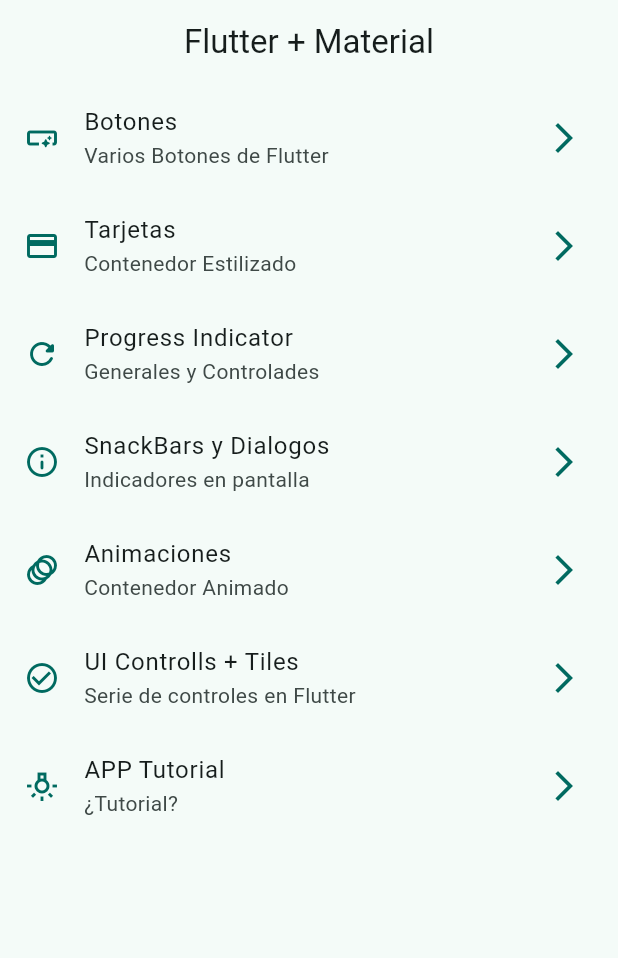
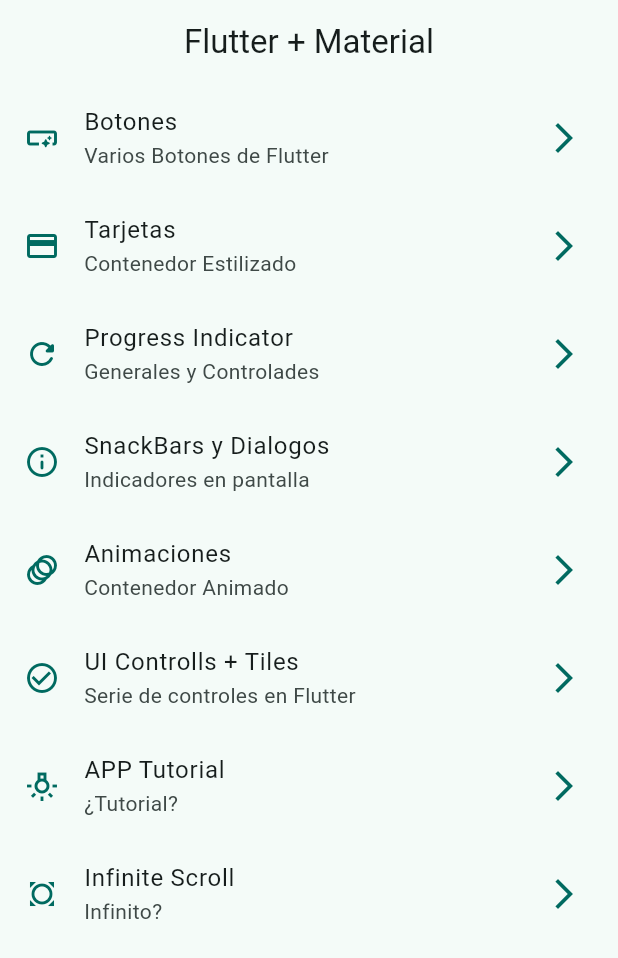
Before and after one commit to TheLogan21/Widgets-App, a Flutter app: the screen it shows after launch, on a phone screen of 412 x 824 dp. Shown: the top 958 px of the screen. Run offline on Flutter 3.47's test engine with Material 3 defaults, Android fonts, the phone set to English and light mode, and no system bars; our stand-ins replace animate_do, go_router.

Commit message:
infinite scroll settings beggin

```diff
--- a/lib/config/menu/menu_items.dart
+++ b/lib/config/menu/menu_items.dart
@@ -49,4 +49,9 @@ const List<MenuItems> appMenuItems = [
       link: "/app_tutorial",
       title: "APP Tutorial",
       subtitle: "¿Tutorial?"),
+  MenuItems(
+      icono: Icons.all_out_sharp,
+      link: "/infinite_scroll",
+      title: "Infinite Scroll",
+      subtitle: "Infinito?"),
 ];
--- a/lib/config/routers/router_path_config.dart
+++ b/lib/config/routers/router_path_config.dart
@@ -42,4 +42,9 @@ final appRouter = GoRouter(initialLocation: "/", routes: [
     path: "/app_tutorial",
     builder: (context, state) => AppTutotrialScreen(),
   ),
+      GoRoute(
+    name: InfiniteScrollScreen.name,
+    path: "/infinite_scroll",
+    builder: (context, state) => InfiniteScrollScreen(),
+  ),
 ]);
```
Also changed, not shown: lib/Presentation/Screens/infinite_scroll/infinite_scroll_screen.dart (+34 -2 lines).
